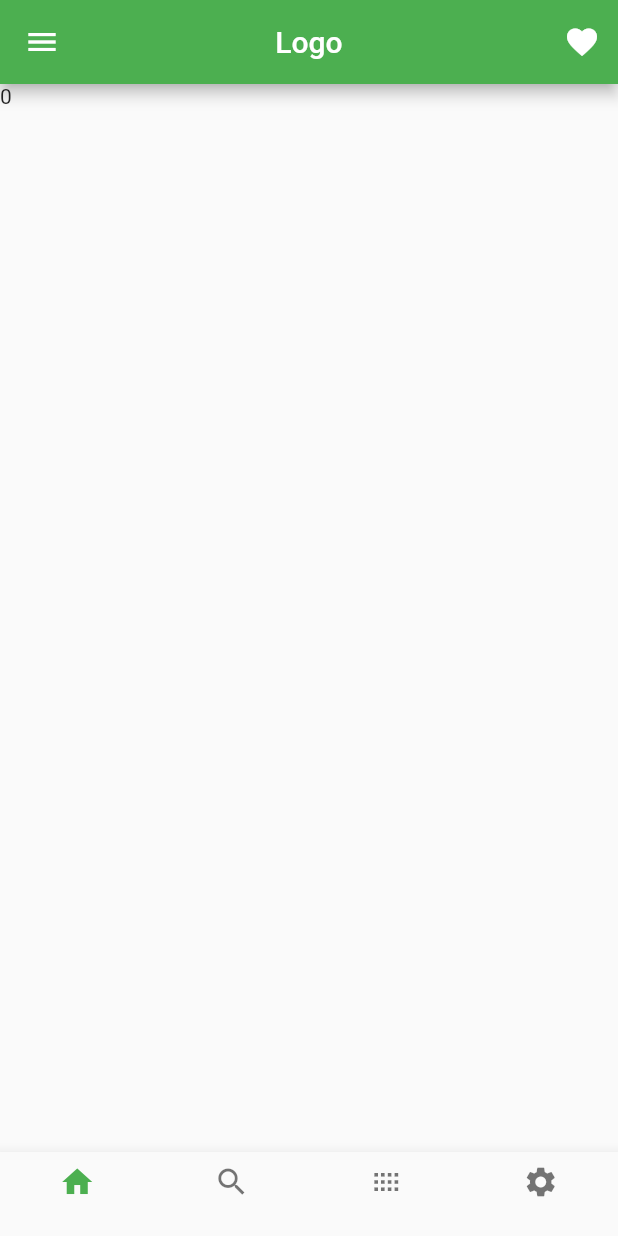
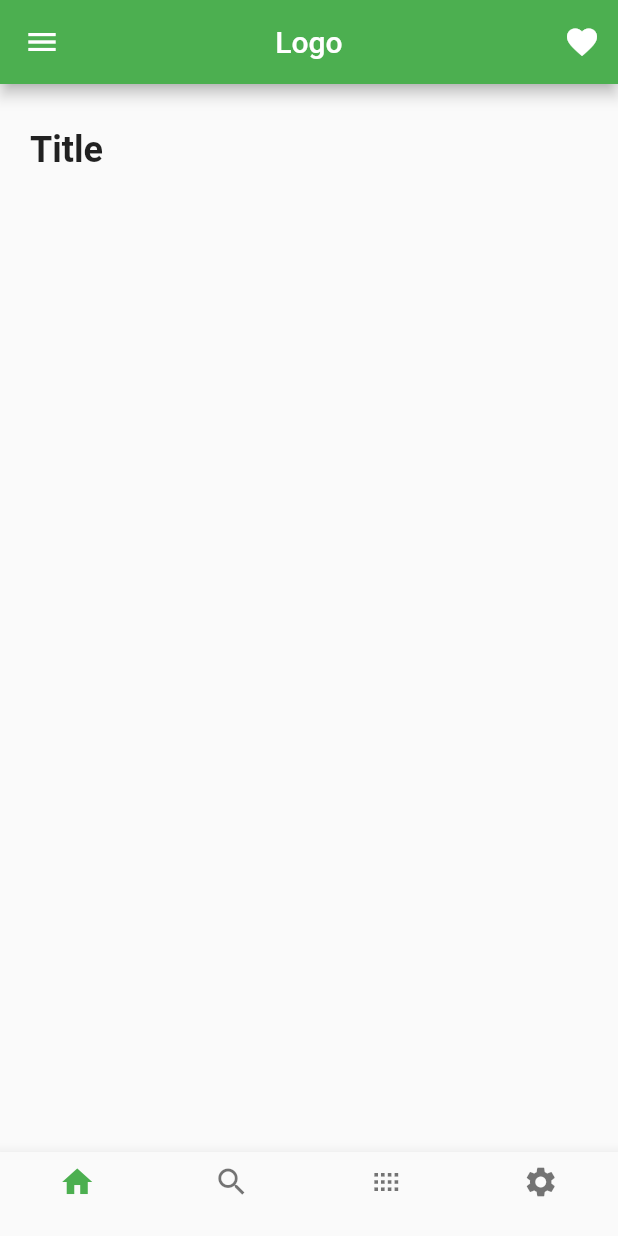
Before and after one commit to youyoung00/selfproject_layout, a Flutter app: the screen it shows after launch, on a phone screen of 412 x 824 dp. Run offline on Flutter 3.47's test engine with Material 2 defaults, Android fonts, the phone set to English and light mode, and no system bars.

Commit message:
jamesClass 2Day commit

```diff
--- a/lib/pages/mainpage.dart
+++ b/lib/pages/mainpage.dart
@@ -1,4 +1,8 @@
 import 'package:flutter/material.dart';
+import 'package:selfproject_layout/pages/views/homeView.dart';
+import 'package:selfproject_layout/pages/views/seachView.dart';
+import 'package:selfproject_layout/pages/views/settingView.dart';
+import 'package:selfproject_layout/pages/views/thrView.dart';
 
 class Main extends StatefulWidget {
 
@@ -7,7 +11,25 @@ class Main extends StatefulWidget {
 }
 
 class _MainState extends State<Main> {
+  // 로직적인 부분은 클래스내부 상단에 위치
+  // 위젯을 반환하는 함수는 클래스 내부 하단에 위치
   int bottomIndex = 0;
+  PageController? _pageController;
+
+  List<Widget> _views = [new HomeView(),new SeachView(), new ThrView(), new SettingView()];
+
+  @override
+  void initState() {
+    this._pageController = new PageController();//페이지 이동2
+    super.initState();
+  }
+
+  @override
+  void dispose() {
+    this._pageController?.dispose();
+    super.dispose();
+  }
+  // 이 페이지가 사라질 때 시스템에서도 지우는 역할(자동로그인의 텍스트에디팅컨트롤러와 동일.)
 
   @override
   Widget build(BuildContext context) {
@@ -25,16 +47,25 @@ class _MainState extends State<Main> {
         ],
       ),
       body: new PageView.builder(
-        itemCount: 4,
+        onPageChanged: (int i){
+          // 하단의 아이템과 View의 갯수와 순서가 일치할 때 사용할 수 있는 로직.
+
+          setState(() {
+            this.bottomIndex = i;
+          });
+          return;
+        },
+        //physics: NeverScrollableScrollPhysics(),// 스크롤로 뷰를 이동하지 못하게 막는 역
+        controller: this._pageController,//페이지 이동 1
+        itemCount: this._views.length, //아이템과 동일한지 확인 필요.
         itemBuilder: (BuildContext context, int index){
-          return Container(
-            child: Text(index.toString()),
-          );
+          return this._views[index];
         },
       ),
       bottomNavigationBar: BottomNavigationBar(
         currentIndex: this.bottomIndex,
         onTap: (int index){
+          this._pageController?.jumpToPage(index);//페이지 이동3
           setState(() {
             this.bottomIndex = index;
           });
--- /dev/null
+++ b/lib/pages/views/homeView.dart
@@ -0,0 +1,38 @@
+import 'package:flutter/material.dart';
+
+class HomeView extends StatelessWidget {
+
+  @override
+  Widget build(BuildContext context) {
+    return Container(
+      child: Column(
+        children: [
+          this._topBanner(),
+          Container(),
+          Container(),
+          Container()
+        ],
+      ),
+    );
+  }
+
+  Widget _topBanner(){
+    return Container(
+      child: Column(
+        children: [
+          Container(
+            padding: EdgeInsets.only(left: 20,top: 30,bottom: 30),
+            alignment: Alignment.bottomLeft,
+            child: Text("Title",
+              style: TextStyle(
+                fontWeight: FontWeight.bold,
+                fontSize: 24.0,
+              ),
+            ),
+          ),
+          Container(),
+        ],
+      ),
+    );
+  }
+}
```
Also changed, not shown: lib/pages/views/seachView.dart (added, +11 -0 lines), lib/pages/views/settingView.dart (added, +12 -0 lines), lib/pages/views/thrView.dart (added, +11 -0 lines).
